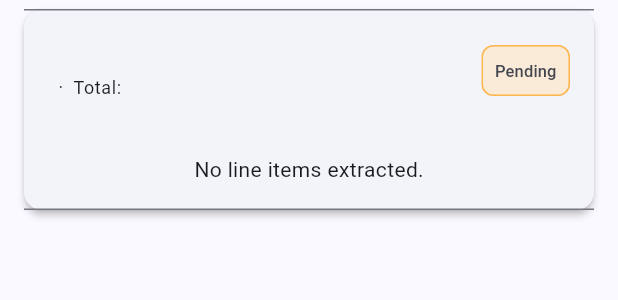
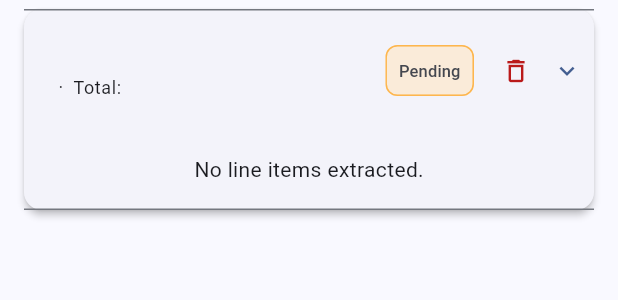
Before and after one commit to WillNash/receipt-scanner, a Flutter app: the ReceiptCard widget shown alone on an empty page, opened directly with empty values, after a tap on an icon or button, on a phone screen of 412 x 824 dp. Shown: the top 300 px of the screen. Run offline on Flutter 3.47's test engine with Material 3 defaults, Android fonts, the phone set to English and light mode, and no system bars; our stand-ins replace dio, flutter_riverpod, flutter_secure_storage, go_router, image_picker; accounts and stored records are empty; network calls fail; project files that could hold a hidden picture were left out.

Commit message:
add delete button to reciept card items

```diff
--- a/mobile_new/lib/features/receipts/presentation/widgets/receipt_card.dart
+++ b/mobile_new/lib/features/receipts/presentation/widgets/receipt_card.dart
@@ -3,9 +3,10 @@ import 'package:flutter/material.dart';
 import '../../data/models/receipt.dart';
 
 class ReceiptCard extends StatelessWidget {
-  const ReceiptCard({super.key, required this.job});
+  const ReceiptCard({super.key, required this.job, this.onDelete});
 
   final ReceiptJob job;
+  final VoidCallback? onDelete;
 
   @override
   Widget build(BuildContext context) {
@@ -13,7 +14,7 @@ class ReceiptCard extends StatelessWidget {
 
     return Card(
       child: ExpansionTile(
-        tilePadding: const EdgeInsets.symmetric(horizontal: 16, vertical: 4),
+        tilePadding: const EdgeInsets.only(left: 16, right: 4, top: 4, bottom: 4),
         title: Text(
           job.vendor ?? 'Unknown vendor',
           style: theme.textTheme.titleMedium,
@@ -25,7 +26,21 @@ class ReceiptCard extends StatelessWidget {
           ].join('  ·  '),
           style: theme.textTheme.bodySmall,
         ),
-        trailing: _statusChip(theme),
+        trailing: Row(
+          mainAxisSize: MainAxisSize.min,
+          children: [
+            _statusChip(theme),
+            const SizedBox(width: 4),
+            IconButton(
+              icon: Icon(Icons.delete_outline,
+                  size: 20, color: theme.colorScheme.error),
+              tooltip: 'Delete',
+              onPressed: onDelete,
+            ),
+            const Icon(Icons.expand_more, size: 20),
+            const SizedBox(width: 4),
+          ],
+        ),
         children: [
           if (job.items.isEmpty)
             const Padding(
```
Also changed, not shown: mobile_new/lib/features/receipts/presentation/screens/receipts_screen.dart (+29 -18 lines).
